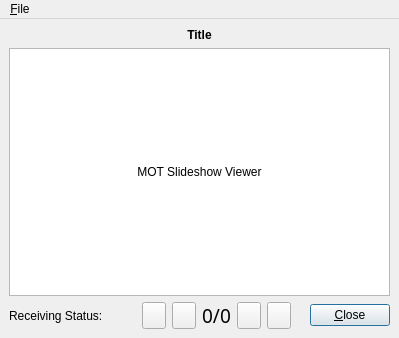
This is dream/src/GUI-QT/SlideShowViewer.ui in mmjee/dream-patched as Qt 5 draws it before an edit. The edited form follows.
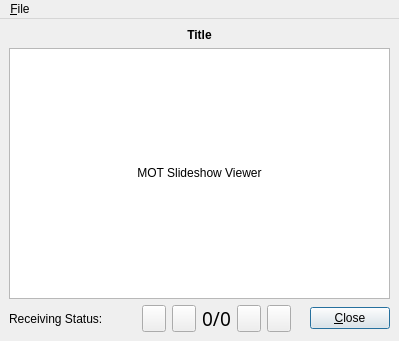
This is the edited form. Icons and pictures are not drawn. Custom widgets are drawn as their Qt base class.

Diff of the .ui file:
```diff
--- a/dream/src/GUI-QT/SlideShowViewer.ui
+++ b/dream/src/GUI-QT/SlideShowViewer.ui
@@ -7,7 +7,7 @@
     <x>0</x>
     <y>0</y>
     <width>399</width>
-    <height>338</height>
+    <height>341</height>
    </rect>
   </property>
   <property name="windowTitle">
@@ -308,12 +308,6 @@
        </item>
        <item>
         <widget class="QPushButton" name="buttonOk">
-         <property name="sizePolicy">
-          <sizepolicy hsizetype="Maximum" vsizetype="Maximum">
-           <horstretch>0</horstretch>
-           <verstretch>0</verstretch>
-          </sizepolicy>
-         </property>
          <property name="text">
           <string>&amp;Close</string>
          </property>
```
Left out of the diff: 8 changed lines with no effect on the pictures. Lines whose indentation alone changed are shown as unchanged.
